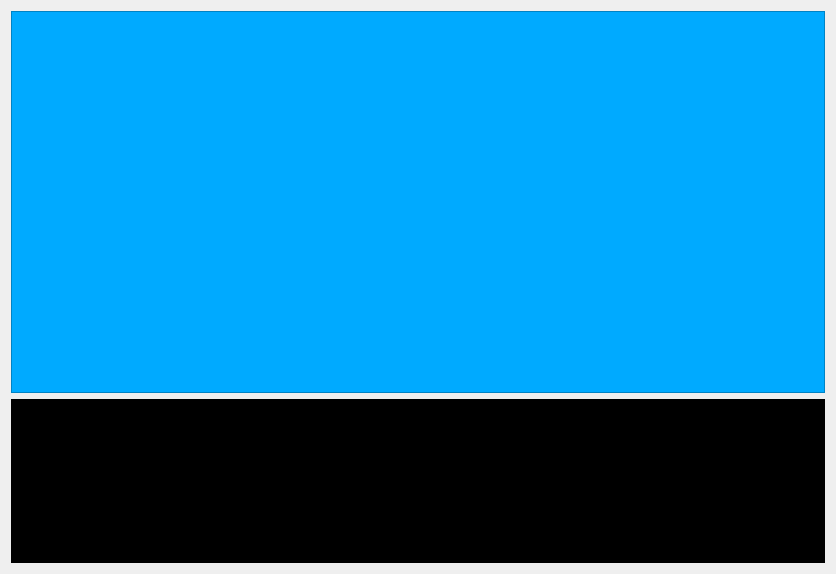
Before: the Qt Designer form ui/utility.ui in elysechess/pep-software-utility, drawn with Qt 5.
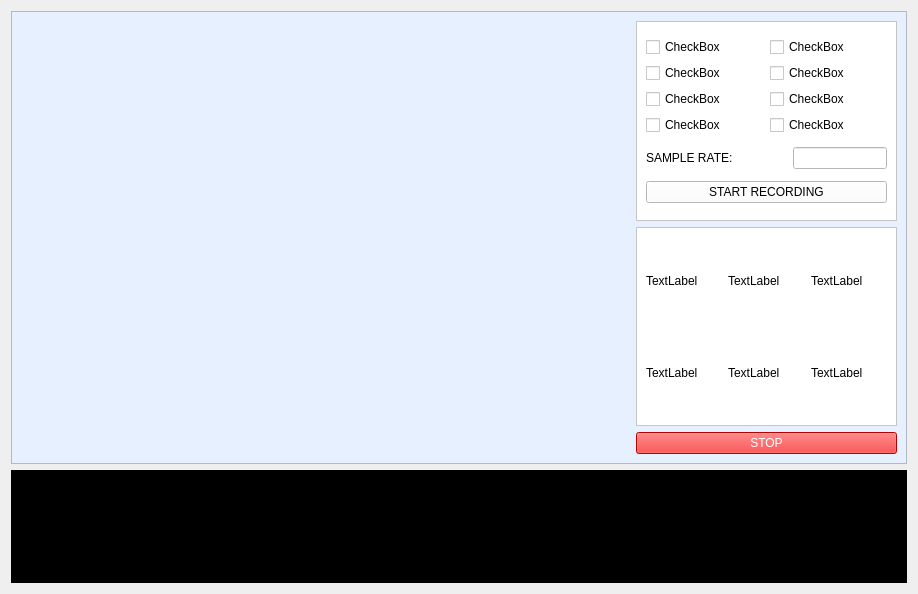
After: the same form once the commit is applied. Custom widgets are drawn as their Qt base class.

```diff
--- a/ui/utility.ui
+++ b/ui/utility.ui
@@ -6,18 +6,18 @@
    <rect>
     <x>0</x>
     <y>0</y>
-    <width>836</width>
-    <height>574</height>
+    <width>918</width>
+    <height>594</height>
    </rect>
   </property>
   <property name="windowTitle">
    <string>Form</string>
   </property>
-  <layout class="QVBoxLayout" name="verticalLayout" stretch="7,3">
+  <layout class="QVBoxLayout" name="verticalLayout" stretch="8,2">
    <item>
     <widget class="QFrame" name="mainWindowBackground">
      <property name="styleSheet">
-      <string notr="true">background-color: rgb(0, 170, 255);</string>
+      <string notr="true">background-color: rgb(231, 240, 255);</string>
      </property>
      <property name="frameShape">
       <enum>QFrame::Shape::StyledPanel</enum>
@@ -25,6 +25,192 @@
      <property name="frameShadow">
       <enum>QFrame::Shadow::Raised</enum>
      </property>
+     <layout class="QHBoxLayout" name="horizontalLayout" stretch="7,3">
+      <item>
+       <layout class="QGridLayout" name="gridLayout">
+        <item row="0" column="0">
+         <widget class="PlotWidget" name="plot1" native="true"/>
+        </item>
+        <item row="0" column="1">
+         <widget class="PlotWidget" name="plot2" native="true"/>
+        </item>
+        <item row="1" column="0">
+         <widget class="PlotWidget" name="plot3" native="true"/>
+        </item>
+        <item row="1" column="1">
+         <widget class="PlotWidget" name="plot4" native="true"/>
+        </item>
+       </layout>
+      </item>
+      <item>
+       <layout class="QVBoxLayout" name="verticalLayout_3">
+        <item>
+         <widget class="QFrame" name="frame">
+          <property name="styleSheet">
+           <string notr="true">background-color: rgb(255, 255, 255);</string>
+          </property>
+          <property name="frameShape">
+           <enum>QFrame::Shape::StyledPanel</enum>
+          </property>
+          <property name="frameShadow">
+           <enum>QFrame::Shadow::Raised</enum>
+          </property>
+          <layout class="QVBoxLayout" name="verticalLayout_4">
+           <item>
+            <layout class="QGridLayout" name="gridLayout_2">
+             <item row="0" column="1">
+              <widget class="QCheckBox" name="checkBox_3">
+               <property name="text">
+                <string>CheckBox</string>
+               </property>
+              </widget>
+             </item>
+             <item row="1" column="1">
+              <widget class="QCheckBox" name="checkBox_4">
+               <property name="text">
+                <string>CheckBox</string>
+               </property>
+              </widget>
+             </item>
+             <item row="1" column="0">
+              <widget class="QCheckBox" name="checkBox_2">
+               <property name="text">
+                <string>CheckBox</string>
+               </property>
+              </widget>
+             </item>
+             <item row="0" column="0">
+              <widget class="QCheckBox" name="checkBox">
+               <property name="text">
+                <string>CheckBox</string>
+               </property>
+              </widget>
+             </item>
+             <item row="2" column="0">
+              <widget class="QCheckBox" name="checkBox_5">
+               <property name="text">
+                <string>CheckBox</string>
+               </property>
+              </widget>
+             </item>
+             <item row="2" column="1">
+              <widget class="QCheckBox" name="checkBox_6">
+               <property name="text">
+                <string>CheckBox</string>
+               </property>
+              </widget>
+             </item>
+             <item row="3" column="0">
+              <widget class="QCheckBox" name="checkBox_7">
+               <property name="text">
+                <string>CheckBox</string>
+               </property>
+              </widget>
+             </item>
+             <item row="3" column="1">
+              <widget class="QCheckBox" name="checkBox_8">
+               <property name="text">
+                <string>CheckBox</string>
+               </property>
+              </widget>
+             </item>
+            </layout>
+           </item>
+           <item>
+            <layout class="QHBoxLayout" name="horizontalLayout_2" stretch="6,4">
+             <item>
+              <widget class="QLabel" name="label_7">
+               <property name="text">
+                <string>SAMPLE RATE:</string>
+               </property>
+              </widget>
+             </item>
+             <item>
+              <widget class="QLineEdit" name="lineEdit"/>
+             </item>
+            </layout>
+           </item>
+           <item>
+            <widget class="QPushButton" name="pushButton">
+             <property name="text">
+              <string>START RECORDING</string>
+             </property>
+            </widget>
+           </item>
+          </layout>
+         </widget>
+        </item>
+        <item>
+         <widget class="QFrame" name="frame_2">
+          <property name="styleSheet">
+           <string notr="true">background-color: rgb(255, 255, 255);</string>
+          </property>
+          <property name="frameShape">
+           <enum>QFrame::Shape::StyledPanel</enum>
+          </property>
+          <property name="frameShadow">
+           <enum>QFrame::Shadow::Raised</enum>
+          </property>
+          <layout class="QGridLayout" name="gridLayout_3">
+           <item row="1" column="0">
+            <widget class="QLabel" name="label_2">
+             <property name="text">
+              <string>TextLabel</string>
+             </property>
+            </widget>
+           </item>
+           <item row="0" column="1">
+            <widget class="QLabel" name="label_3">
+             <property name="text">
+              <string>TextLabel</string>
+             </property>
+            </widget>
+           </item>
+           <item row="0" column="0">
+            <widget class="QLabel" name="label">
+             <property name="text">
+              <string>TextLabel</string>
+             </property>
+            </widget>
+           </item>
+           <item row="0" column="2">
+            <widget class="QLabel" name="label_4">
+             <property name="text">
+              <string>TextLabel</string>
+             </property>
+            </widget>
+           </item>
+           <item row="1" column="1">
+            <widget class="QLabel" name="label_5">
+             <property name="text">
+              <string>TextLabel</string>
+             </property>
+            </widget>
+           </item>
+           <item row="1" column="2">
+            <widget class="QLabel" name="label_6">
+             <property name="text">
+              <string>TextLabel</string>
+             </property>
+            </widget>
+           </item>
+          </layout>
+         </widget>
+        </item>
+        <item>
+         <widget class="QPushButton" name="pushButton_3">
+          <property name="styleSheet">
+           <string notr="true">background-color: rgb(255, 0, 0);
+color: rgb(255, 255, 255);</string>
+          </property>
+          <property name="text">
+           <string>STOP</string>
+          </property>
+         </widget>
+        </item>
+       </layout>
+      </item>
+     </layout>
     </widget>
    </item>
    <item>
@@ -46,6 +232,16 @@
         </property>
        </widget>
       </item>
+      <item>
+       <widget class="QLabel" name="terminalEchoLabel">
+        <property name="styleSheet">
+         <string notr="true">color: rgb(255, 255, 255);</string>
+        </property>
+        <property name="text">
+         <string/>
+        </property>
+       </widget>
+      </item>
       <item>
        <spacer name="verticalSpacer">
         <property name="orientation">
@@ -64,6 +260,14 @@
    </item>
   </layout>
  </widget>
+ <customwidgets>
+  <customwidget>
+   <class>PlotWidget</class>
+   <extends>QWidget</extends>
+   <header>pyqtgraph</header>
+   <container>1</container>
+  </customwidget>
+ </customwidgets>
  <resources/>
  <connections/>
 </ui>
```
